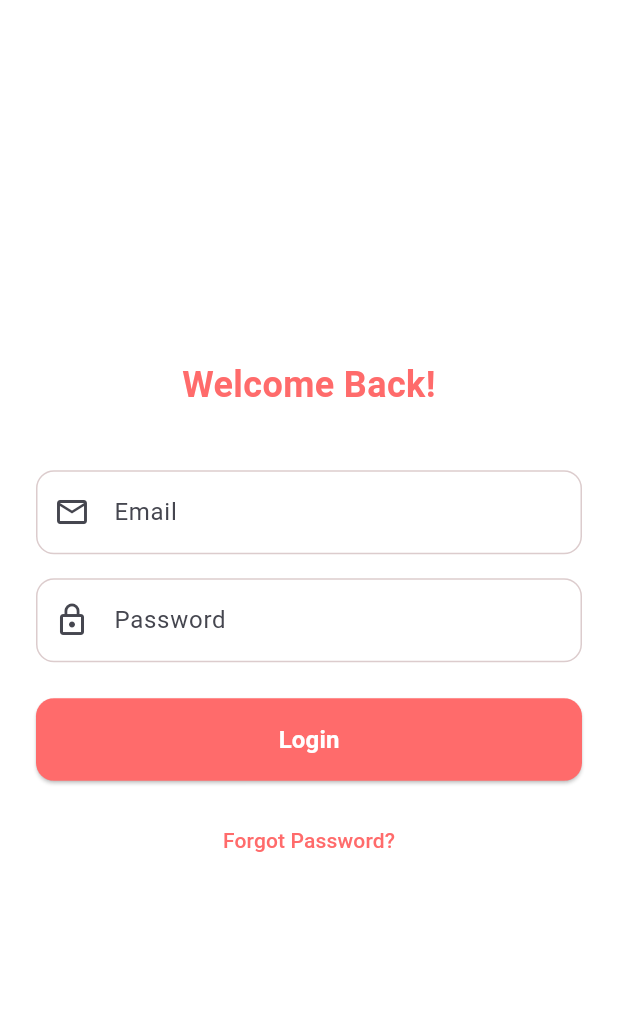
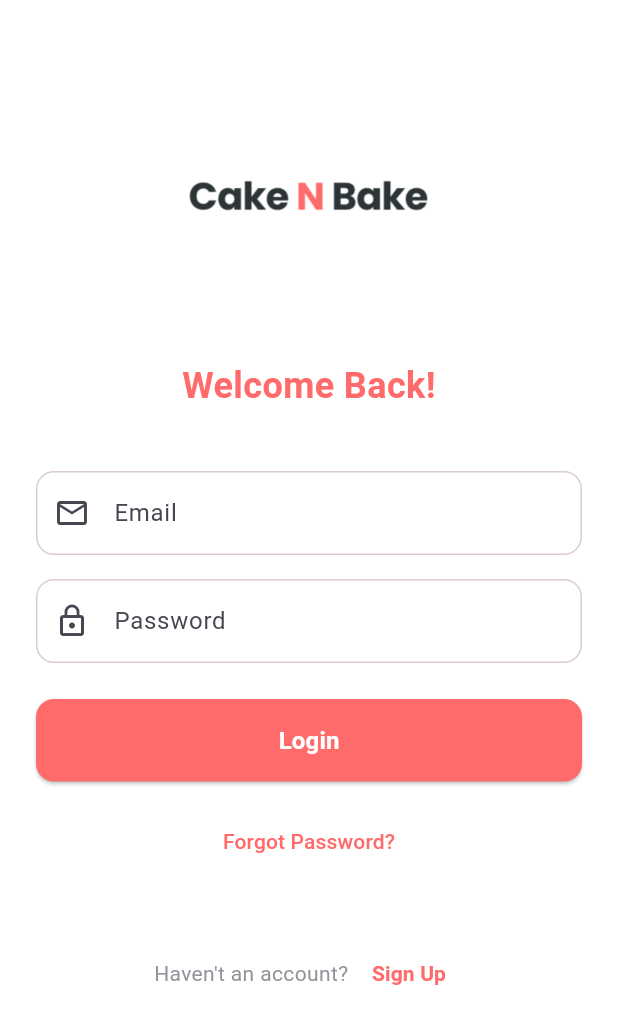
Before and after one commit to chamudithaperera/Flutter-Dart-project-09-Cake-N-Bake, a Flutter app: the screen it shows after launch, on a phone screen of 412 x 824 dp. Shown: the top 1024 px of the screen. Run offline on Flutter 3.47's test engine with Material 3 defaults, Android fonts, the phone set to English and light mode, and no system bars.

Commit message:
Refactor LoginScreen layout to improve accessibility and aesthetics. Replaced Column with SingleChildScrollView for better scrolling behavior, added logo display, and organized input fields and buttons for a more user-friendly interface.

```diff
--- a/cake_n_bake/lib/screens/login_screen.dart
+++ b/cake_n_bake/lib/screens/login_screen.dart
@@ -8,12 +8,23 @@ class LoginScreen extends StatelessWidget {
     return Scaffold(
       backgroundColor: Colors.white,
       body: SafeArea(
+        child: SingleChildScrollView(
           child: Padding(
             padding: const EdgeInsets.symmetric(horizontal: 24.0),
             child: Column(
               mainAxisAlignment: MainAxisAlignment.center,
               crossAxisAlignment: CrossAxisAlignment.stretch,
               children: [
+                const SizedBox(height: 40),
+                // Logo
+                Center(
+                  child: Image.asset(
+                    'assets/logo.png',
+                    width: 180,
+                    height: 180,
+                  ),
+                ),
+                const SizedBox(height: 20),
                 const Text(
                   'Welcome Back!',
                   style: TextStyle(
@@ -93,7 +104,32 @@ class LoginScreen extends StatelessWidget {
                     style: TextStyle(color: Color(0xFFff6b6b)),
                   ),
                 ),
+                const SizedBox(height: 40),
+                // Sign Up Section
+                Row(
+                  mainAxisAlignment: MainAxisAlignment.center,
+                  children: [
+                    const Text(
+                      "Haven't an account? ",
+                      style: TextStyle(color: Color(0xFF94949c)),
+                    ),
+                    TextButton(
+                      onPressed: () {
+                        // TODO: Navigate to sign up screen
+                      },
+                      child: const Text(
+                        'Sign Up',
+                        style: TextStyle(
+                          color: Color(0xFFff6b6b),
+                          fontWeight: FontWeight.bold,
+                        ),
+                      ),
+                    ),
                   ],
+                ),
+                const SizedBox(height: 20),
+              ],
+            ),
           ),
         ),
       ),
```
Lines whose indentation alone changed are shown as unchanged.
